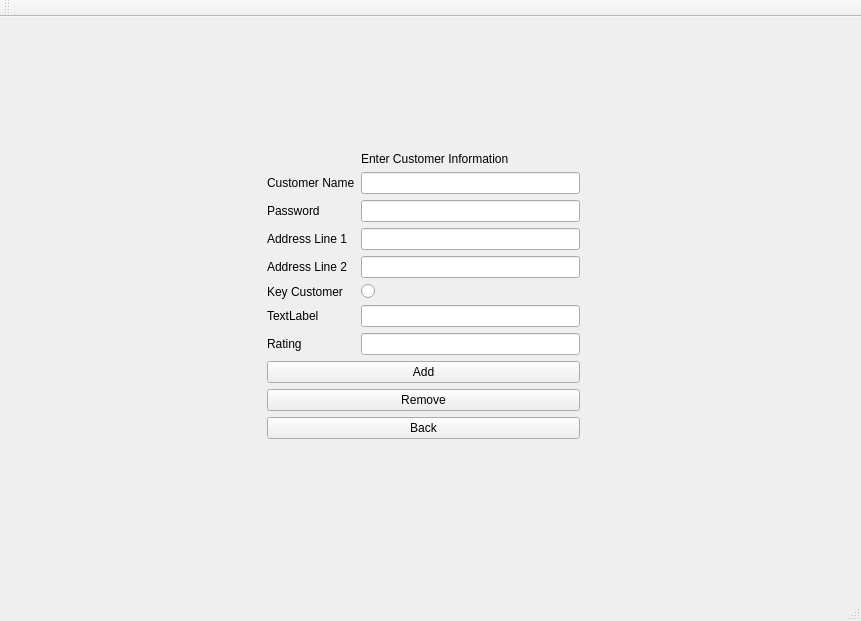
Before: the Qt Designer form mainwindow.ui in mronfire/Project-2---Cyber-Security, drawn with Qt 5.
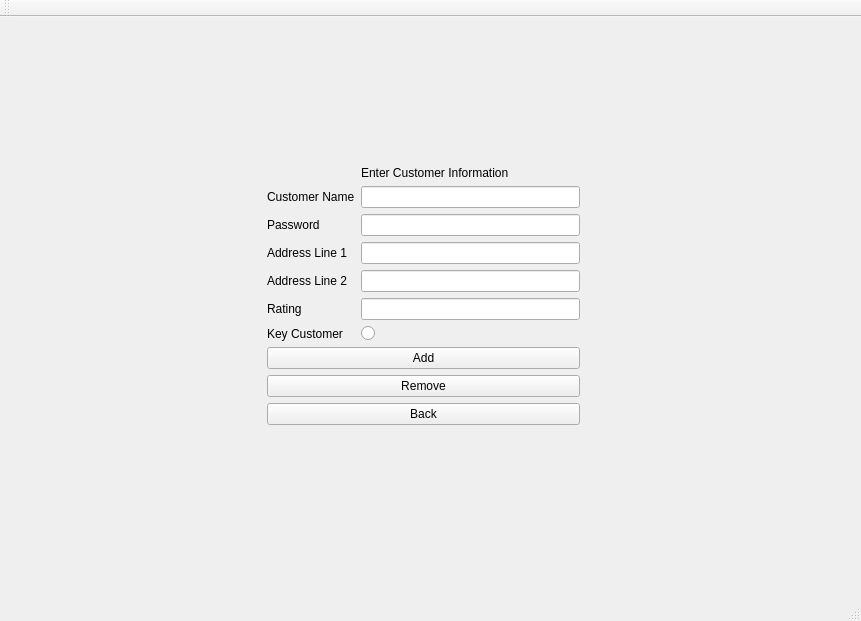
After: the same form once the commit is applied.

Commit message:
Admin Complete
We can view, add, delete, or modify members.
fixed error where adding members and viewing them crashes program
we just need to add normal user function
and the EC

```diff
--- a/mainwindow.ui
+++ b/mainwindow.ui
@@ -488,14 +488,7 @@
          </property>
         </widget>
        </item>
-       <item row="6" column="2">
-        <widget class="QRadioButton" name="radioButton">
-         <property name="text">
-          <string/>
-         </property>
-        </widget>
-       </item>
-       <item row="1" column="0" rowspan="11">
+       <item row="1" column="0" rowspan="10">
         <spacer name="horizontalSpacer_5">
          <property name="orientation">
           <enum>Qt::Horizontal</enum>
@@ -521,14 +514,7 @@
          </property>
         </widget>
        </item>
-       <item row="6" column="1">
-        <widget class="QLabel" name="label_10">
-         <property name="text">
-          <string>Key Customer</string>
-         </property>
-        </widget>
-       </item>
-       <item row="11" column="1" colspan="2">
+       <item row="10" column="1" colspan="2">
         <widget class="QPushButton" name="pushButton_back_4">
          <property name="text">
           <string>Back</string>
@@ -548,7 +534,7 @@
          </property>
         </spacer>
        </item>
-       <item row="12" column="1" colspan="2">
+       <item row="11" column="1" colspan="2">
         <spacer name="verticalSpacer_7">
          <property name="orientation">
           <enum>Qt::Vertical</enum>
@@ -575,41 +561,21 @@
          </property>
         </widget>
        </item>
-       <item row="8" column="1">
-        <widget class="QLabel" name="label_11">
-         <property name="text">
-          <string>Rating</string>
-         </property>
-        </widget>
-       </item>
-       <item row="10" column="1" colspan="2">
+       <item row="9" column="1" colspan="2">
         <widget class="QPushButton" name="pushButton_remove">
          <property name="text">
           <string>Remove</string>
          </property>
         </widget>
        </item>
-       <item row="7" column="1">
-        <widget class="QLabel" name="label_15">
-         <property name="text">
-          <string>TextLabel</string>
-         </property>
-        </widget>
-       </item>
-       <item row="7" column="2">
-        <widget class="QLineEdit" name="lineEdit"/>
-       </item>
-       <item row="9" column="1" colspan="2">
+       <item row="8" column="1" colspan="2">
         <widget class="QPushButton" name="pushButton_add">
          <property name="text">
           <string>Add</string>
          </property>
         </widget>
        </item>
-       <item row="8" column="2">
-        <widget class="QLineEdit" name="lineEdit_rating"/>
-       </item>
-       <item row="1" column="3" rowspan="11">
+       <item row="1" column="3" rowspan="10">
         <spacer name="horizontalSpacer_6">
          <property name="orientation">
           <enum>Qt::Horizontal</enum>
@@ -632,6 +598,30 @@
          </property>
         </widget>
        </item>
+       <item row="6" column="2">
+        <widget class="QLineEdit" name="lineEdit_rating"/>
+       </item>
+       <item row="6" column="1">
+        <widget class="QLabel" name="label_11">
+         <property name="text">
+          <string>Rating</string>
+         </property>
+        </widget>
+       </item>
+       <item row="7" column="2">
+        <widget class="QRadioButton" name="radioButton">
+         <property name="text">
+          <string/>
+         </property>
+        </widget>
+       </item>
+       <item row="7" column="1">
+        <widget class="QLabel" name="label_10">
+         <property name="text">
+          <string>Key Customer</string>
+         </property>
+        </widget>
+       </item>
       </layout>
      </widget>
     </widget>
```
Left out of the diff: 2 changed lines with no effect on the pictures. The commit also changes 1 other file.
